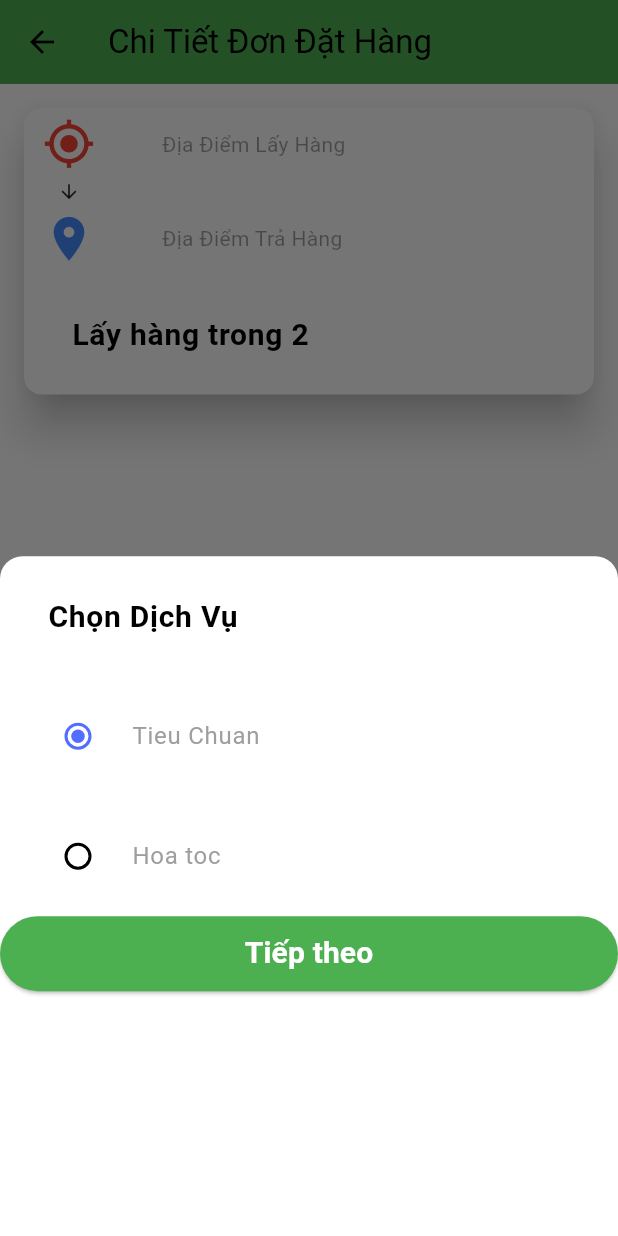
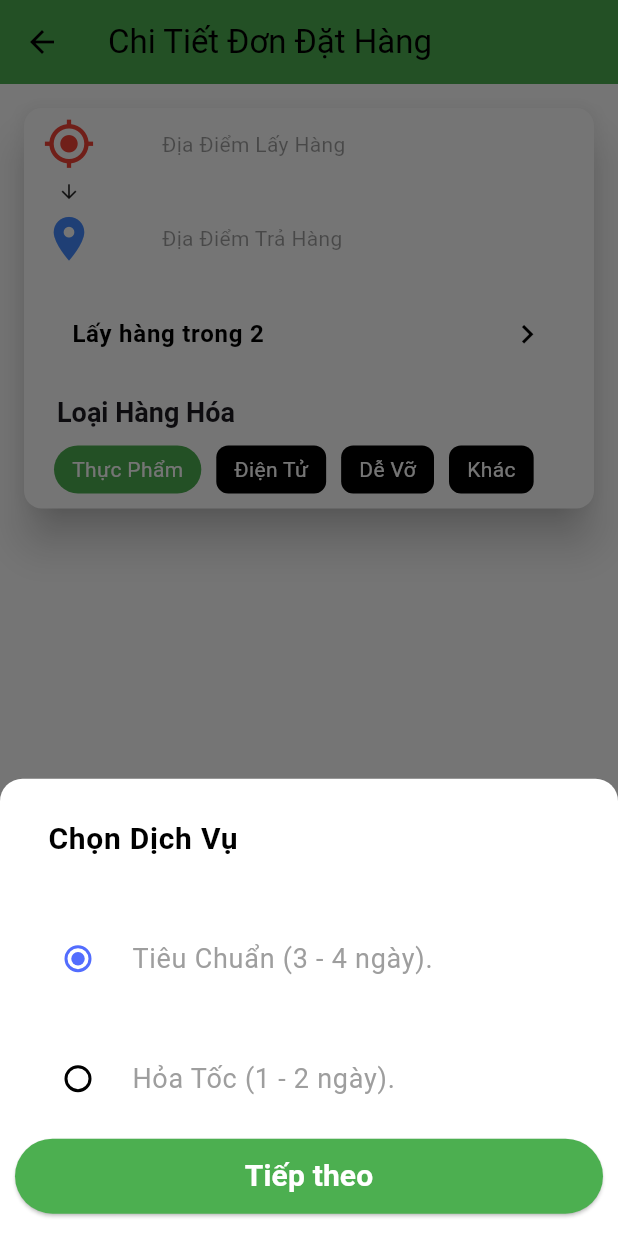
Before and after one commit to Huy1112/mobile_truck_delivery_cus, a Flutter app: the DeliveryDetail screen opened by its route, after a tap on an icon or button, on a phone screen of 412 x 824 dp. Run offline on Flutter 3.47's test engine with Material 3 defaults, Android fonts, the phone set to English and light mode, and no system bars; drawn by our look-alikes of chips_choice; our stand-ins replace geolocator, get, rxdart; missing offline and left inert: flutter_address_from_latlng, google_api_headers, google_maps_webservice.

Commit message:
Detail Delivery page: Type merchandise

```diff
--- a/lib/controller/deliveryDetailController.dart
+++ b/lib/controller/deliveryDetailController.dart
@@ -9,10 +9,21 @@ import 'dashboard_controller.dart';
 class DeliveryDetailController extends GetxController {
   final pointToPickupInput = TextEditingController();
   final destinationInput = TextEditingController();
+  final otherDetailTypeMerchandiseInput = TextEditingController();
   final DashboardController dashboardController = Get.put(DashboardController());
   RxString addressPickUp = ''.obs;
   // 0: standard 1: premium
   int selectedService = 0;
+
+  //Type Selected Merchandise
+  RxInt tag = 0.obs;
+  bool isSelectedTypeOther = false;
+  List<String> options = [
+    'Thực Phẩm',
+    'Điện Tử',
+    'Dễ Vỡ',
+    'Khác',
+  ];
 
   @override
   void onInit() {
@@ -33,4 +44,13 @@ class DeliveryDetailController extends GetxController {
     selectedService = int.parse(value);
     update();
   }
+
+  void onChangedValueTypeMerchandise(int value) {
+    if ( value == 3) {
+      isSelectedTypeOther = true;
+    } else {
+      isSelectedTypeOther = false;
+    }
+    update();
+  }
 }
--- a/lib/screen/delivery_detail.dart
+++ b/lib/screen/delivery_detail.dart
@@ -1,7 +1,9 @@
+import 'package:chips_choice/chips_choice.dart';
 import 'package:flutter/material.dart';
 import 'package:get/get.dart';
 import 'package:truck_delivery_customer/constant/app_colors.dart';
 import 'package:truck_delivery_customer/controller/deliveryDetailController.dart';
+import 'package:truck_delivery_customer/wigets/headline.dart';
 import '../utils/api_end_points.dart';
 import '../wigets/places_autocomplete_field.dart';
 
@@ -25,6 +27,7 @@ class DeliveryDetail extends StatelessWidget {
             color: AppColors.white,
             shadowColor: AppColors.black,
             child: Column(
+              crossAxisAlignment: CrossAxisAlignment.start,
               children: <Widget>[
                 Row(
                   mainAxisSize: MainAxisSize.max,
@@ -94,7 +97,87 @@ class DeliveryDetail extends StatelessWidget {
                     )
                   ],
                 ),
-                ListTileService()
+                const ListTileService(),
+                Padding(
+                  padding: EdgeInsets.only(left: 10),
+                  child: Headline(
+                    title:
+                        'Loại Hàng Hóa',
+                    fontSizeTitle: 18,
+                  ),
+                ),
+                Padding(
+                    padding: const EdgeInsets.only(left: 10),
+                    child: Obx(
+                      () => ChipsChoice<int>.single(
+                        value: deliveryDetailController.tag.value,
+                        onChanged: (val) => {
+                          deliveryDetailController.tag.value = val,
+                          deliveryDetailController
+                              .onChangedValueTypeMerchandise(val)
+                        },
+                        choiceItems: C2Choice.listFrom<int, String>(
+                          source: deliveryDetailController.options,
+                          value: (i, v) => i,
+                          label: (i, v) => v,
+                          tooltip: (i, v) => v,
+                        ),
+                        wrapped: true,
+                        choiceStyle: C2ChipStyle.filled(
+                          selectedStyle: const C2ChipStyle(
+                            backgroundColor: AppColors.appBottomBar,
+                            borderRadius: BorderRadius.all(
+                              Radius.circular(25),
+                            ),
+                          ),
+                        ),
+                      ),
+                    )),
+                GetBuilder<DeliveryDetailController>(
+                    builder: (deliveryDetailController) =>
+                        deliveryDetailController.isSelectedTypeOther
+                            ? Padding(
+                                padding: EdgeInsets.fromLTRB(20, 0, 20, 10),
+                                child: Column(
+                                  crossAxisAlignment: CrossAxisAlignment.start,
+                                  children: [
+                                    Text('Chi tiết mặt hàng: '),
+                                    SizedBox(
+                                      height: 10,
+                                    ),
+                                    Row(
+                                      children: [
+                                        Flexible(
+                                          child: TextFormField(
+                                            controller: deliveryDetailController
+                                                .otherDetailTypeMerchandiseInput,
+                                            autofocus: true,
+                                            textInputAction:
+                                                TextInputAction.next,
+                                            decoration: InputDecoration(
+                                              filled: true,
+                                              border: OutlineInputBorder(
+                                                borderRadius:
+                                                    BorderRadius.circular(8),
+                                                borderSide: BorderSide(
+                                                  width: 0,
+                                                  style: BorderStyle.none,
+                                                ),
+                                              ),
+                                              hintText:
+                                                  'Ví Dụ: Sách, Đồ chơi, Cây',
+                                            ),
+                                            onChanged: (value) {
+                                              // formData.phone = value;
+                                            },
+                                          ),
+                                        )
+                                      ],
+                                    )
+                                  ],
+                                ),
+                              )
+                            : Container())
               ],
             ),
           ),
@@ -118,8 +201,13 @@ class ListTileService extends StatelessWidget {
               'Lấy hàng trong ${deliveryDetailController.selectedService == 1 ? '1' : '2'} ',
               style: const TextStyle(
                   fontWeight: FontWeight.bold,
-                  fontSize: 20,
+                  fontSize: 16,
                   color: AppColors.black),
+            ),
+            trailing: const Icon(
+              Icons.navigate_next,
+              size: 25,
+              color: AppColors.black,
             ),
             onTap: () {
               showModalBottomSheet(
@@ -127,7 +215,7 @@ class ListTileService extends StatelessWidget {
                 isScrollControlled: true,
                 backgroundColor: Colors.transparent,
                 builder: (context) => Container(
-                  height: MediaQuery.of(context).size.height * 0.55,
+                  height: MediaQuery.of(context).size.height * 0.37,
                   decoration: const BoxDecoration(
                     color: Colors.white,
                     borderRadius: BorderRadius.only(
@@ -135,8 +223,12 @@ class ListTileService extends StatelessWidget {
                       topRight: Radius.circular(15.0),
                     ),
                   ),
-                  child:SingleChildScrollView(
-                    child: Column(children: [
+                  child: SingleChildScrollView(
+                    padding: EdgeInsets.zero,
+                    child: Column(
+                        mainAxisAlignment: MainAxisAlignment.start,
+                        crossAxisAlignment: CrossAxisAlignment.center,
+                        children: [
                           const ListTile(
                             title: Text(
                               'Chọn Dịch Vụ',
@@ -147,12 +239,13 @@ class ListTileService extends StatelessWidget {
                             ),
                           ),
                           _radioButton(context,
-                          label:
-                          'Tieu Chuan ',
-                          value: "0"),
-                      _radioButton(context, label: 'Hoa toc', value: "1"),
-                      ElevatedButton(
-                        style:ElevatedButton.styleFrom(
+                              label: 'Tiêu Chuẩn (3 - 4 ngày).', value: "0"),
+                          _radioButton(context,
+                              label: 'Hỏa Tốc (1 - 2 ngày).', value: "1"),
+                          Padding(
+                            padding: EdgeInsets.fromLTRB(10, 0, 10, 0),
+                            child: ElevatedButton(
+                              style: ElevatedButton.styleFrom(
                                 primary: AppColors.appBottomBar,
                                 minimumSize: const Size.fromHeight(50), // NEW
                               ),
@@ -166,9 +259,10 @@ class ListTileService extends StatelessWidget {
                                     fontWeight: FontWeight.bold,
                                     color: AppColors.white),
                               ),
-                      )
+                            ),
+                          ),
                         ]),
-                  )
+                  ),
                 ),
               );
             },
@@ -182,18 +276,13 @@ class ListTileService extends StatelessWidget {
   Widget _radioButton(BuildContext context,
           {required String label, required String value}) =>
       GetBuilder<DeliveryDetailController>(
-          builder: (deliveryDetailController) => Row(
-                mainAxisAlignment: MainAxisAlignment.start,
-                mainAxisSize: MainAxisSize.max,
-                children: [
-                  Expanded(
-                      child: RadioListTile(
-                          title: Text(label),
+          builder: (deliveryDetailController) => RadioListTile(
+              title: Text(
+                label,
+                style: TextStyle(fontSize: 18),
+              ),
               value: value,
-                          groupValue: deliveryDetailController.selectedService
-                              .toString(),
+              groupValue: deliveryDetailController.selectedService.toString(),
               onChanged: (value) => deliveryDetailController
-                              .onClickRadioButtonToSetService(value!)))
-                ],
-              ));
+                  .onClickRadioButtonToSetService(value!)));
 }
--- a/lib/wigets/headline.dart
+++ b/lib/wigets/headline.dart
@@ -4,11 +4,13 @@ import 'package:get/get.dart';
 class Headline extends StatelessWidget {
   final String title;
   final String? caption;
+  final double? fontSizeTitle;
 
   const Headline({
     Key? key,
     required this.title,
     this.caption,
+    this.fontSizeTitle,
   }) : super(key: key);
 
   @override
@@ -24,7 +26,7 @@ class Headline extends StatelessWidget {
               style: Theme.of(context)
                   .textTheme
                   .headlineSmall!
-                  .copyWith(fontWeight: FontWeight.bold),
+                  .copyWith(fontWeight: FontWeight.bold, fontSize: fontSizeTitle),
             ),
             caption != null
                 ? Text(
--- a/pubspec.yaml
+++ b/pubspec.yaml
@@ -41,6 +41,7 @@ dependencies:
   geolocator: ^8.2.0
   geocoding: ^2.0.4
   flutter_address_from_latlng: ^0.0.2
+  chips_choice: ^3.0.1
   # The following adds the Cupertino Icons font to your application.
   # Use with the CupertinoIcons class for iOS style icons.
   cupertino_icons: ^1.0.2
```
Also changed, not shown: pubspec.lock. Lines whose indentation alone changed are shown as unchanged.
